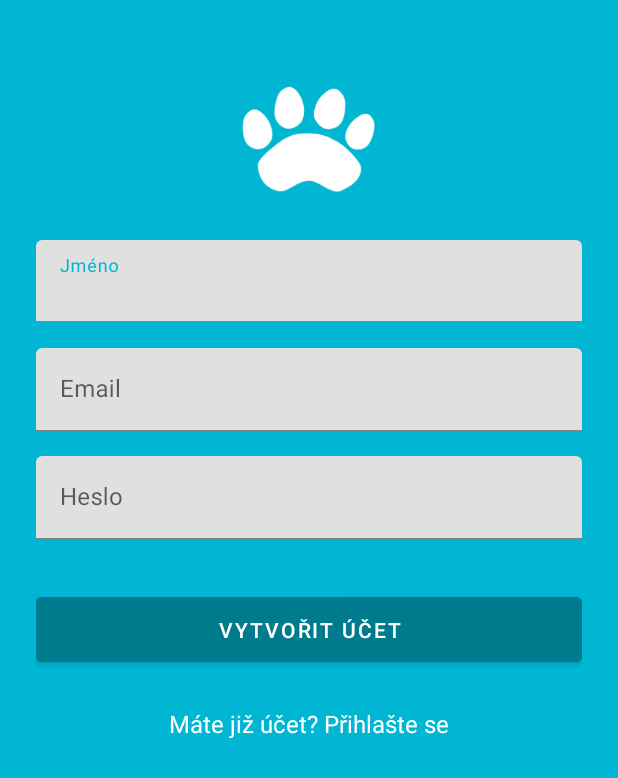
After one commit to DavidHerel/Tlappka, an Android app: the RegisterActivity screen opened directly, with no data from a screen before it, on a phone screen of 412 x 824 dp. The commit adds this screen. Shown: the top 778 px of the screen. Run offline under Robolectric (Android 15) with nearby library versions, the phone set to English and light mode, and no system bars.

Commit message:
Added login and registration activities

```diff
--- a/src/app/build.gradle
+++ b/src/app/build.gradle
@@ -42,4 +42,6 @@ dependencies {
 
     // Material Design
     implementation 'com.google.android.material:material:1.2.0-alpha01'
+
+    implementation 'com.google.android.gms:play-services-auth:18.0.0'
 }
--- a/src/app/src/main/AndroidManifest.xml
+++ b/src/app/src/main/AndroidManifest.xml
@@ -9,7 +9,9 @@
         android:roundIcon="@mipmap/ic_launcher_round"
         android:supportsRtl="true"
         android:theme="@style/AppTheme">
-        <activity android:name=".login.LoginActivity"></activity>
+        <activity android:name=".login.RegisterActivity"></activity>
+        <activity android:name=".login.SignInActivity" />
+        <activity android:name=".login.LoginActivity" />
         <activity android:name=".onboarding.SplashActivity">
             <intent-filter>
                 <action android:name="android.intent.action.MAIN" />
--- a/src/app/src/main/java/cz/cvut/fel/tlappka/onboarding/OnboardingAdapter.kt
+++ b/src/app/src/main/java/cz/cvut/fel/tlappka/onboarding/OnboardingAdapter.kt
@@ -8,6 +8,9 @@ import android.widget.TextView
 import androidx.recyclerview.widget.RecyclerView
 import cz.cvut.fel.tlappka.R
 
+/**
+ * We need adapter which shows onboarding items corectly
+ */
 class OnboardingAdapter(val onboardingItems: List<OnboardingItem>) : RecyclerView.Adapter<OnboardingAdapter.OnboardingViewHolder>() {
 
     override fun onCreateViewHolder(parent: ViewGroup, viewType: Int): OnboardingViewHolder {
--- a/src/app/src/main/java/cz/cvut/fel/tlappka/onboarding/OnboardingItem.kt
+++ b/src/app/src/main/java/cz/cvut/fel/tlappka/onboarding/OnboardingItem.kt
@@ -1,5 +1,8 @@
 package cz.cvut.fel.tlappka.onboarding
 
+/*
+Data class which holds image,title and description of each onboarding tab
+ */
 class OnboardingItem{
     var image: Int = 0;
     var title: String = "";
--- a/src/app/src/main/java/cz/cvut/fel/tlappka/onboarding/SplashActivity.kt
+++ b/src/app/src/main/java/cz/cvut/fel/tlappka/onboarding/SplashActivity.kt
@@ -6,9 +6,13 @@ import android.os.Bundle
 import android.os.Handler
 import cz.cvut.fel.tlappka.R
 
+/*
+Splash activity which shows Tlappka intro to user
+Nowadays it last under 1 sec (1 sec was too long IMHO)
+ */
 class SplashActivity : AppCompatActivity() {
     // This is the loading time of the splash screen
-    private val SPLASH_TIME_OUT:Long = 3000 // 1 sec
+    private val SPLASH_TIME_OUT:Long = 2000 // 3000 = 1 sec
 
     override fun onCreate(savedInstanceState: Bundle?) {
         super.onCreate(savedInstanceState)
--- a/src/app/src/main/res/layout/activity_login.xml
+++ b/src/app/src/main/res/layout/activity_login.xml
@@ -45,6 +45,7 @@
  />
 
     <com.google.android.material.button.MaterialButton
+        android:id="@+id/registerButton"
         android:layout_width="match_parent"
         android:layout_height="60dp"
         app:layout_constraintEnd_toEndOf="parent"
--- a/src/app/src/main/res/layout/activity_main.xml
+++ b/src/app/src/main/res/layout/activity_main.xml
@@ -9,7 +9,8 @@
     <TextView
         android:layout_width="wrap_content"
         android:layout_height="wrap_content"
-        android:text="Hello World!"
+        android:text="Hlavní obrazovka.\n
+         Uživatel přihlášen a může používat appku :)"
         app:layout_constraintBottom_toBottomOf="parent"
         app:layout_constraintLeft_toLeftOf="parent"
         app:layout_constraintRight_toRightOf="parent"
--- /dev/null
+++ b/src/app/src/main/res/layout/activity_register.xml
@@ -0,0 +1,85 @@
+<?xml version="1.0" encoding="utf-8"?>
+<ScrollView
+    xmlns:android="http://schemas.android.com/apk/res/android"
+    xmlns:app="http://schemas.android.com/apk/res-auto"
+    xmlns:tools="http://schemas.android.com/tools"
+    android:layout_width="match_parent"
+    android:layout_height="match_parent"
+    android:background="@color/colorPrimary"
+    tools:context=".login.RegisterActivity">
+
+    <LinearLayout
+        android:orientation="vertical"
+        android:layout_width="match_parent"
+        android:layout_height="wrap_content"
+        android:paddingTop="56dp"
+        android:paddingLeft="24dp"
+        android:paddingRight="24dp">
+
+        <ImageView android:src="@drawable/logo"
+            android:layout_width="wrap_content"
+            android:layout_height="72dp"
+            android:layout_marginBottom="24dp"
+            android:layout_gravity="center_horizontal" />
+
+        <!--  Name Label -->
+        <com.google.android.material.textfield.TextInputLayout
+            android:layout_width="match_parent"
+            android:layout_height="wrap_content"
+            android:layout_marginTop="8dp"
+            android:layout_marginBottom="8dp">
+            <com.google.android.material.textfield.TextInputEditText android:id="@+id/input_name_register"
+                android:layout_width="match_parent"
+                android:layout_height="wrap_content"
+                android:inputType="textCapWords"
+                android:hint="@string/activity_name_text" />
+        </com.google.android.material.textfield.TextInputLayout>
+
+        <!-- Email Label -->
+        <com.google.android.material.textfield.TextInputLayout
+            android:layout_width="match_parent"
+            android:layout_height="wrap_content"
+            android:layout_marginTop="8dp"
+            android:layout_marginBottom="8dp">
+            <com.google.android.material.textfield.TextInputEditText android:id="@+id/input_email_register"
+                android:layout_width="match_parent"
+                android:layout_height="wrap_content"
+                android:inputType="textEmailAddress"
+                android:hint="@string/activity_email_text" />
+        </com.google.android.material.textfield.TextInputLayout>
+
+        <!-- Password Label -->
+        <com.google.android.material.textfield.TextInputLayout
+            android:layout_width="match_parent"
+            android:layout_height="wrap_content"
+            android:layout_marginTop="8dp"
+            android:layout_marginBottom="8dp">
+            <com.google.android.material.textfield.TextInputEditText android:id="@+id/input_password_register"
+                android:layout_width="match_parent"
+                android:layout_height="wrap_content"
+                android:inputType="textPassword"
+                android:hint="@string/activity_password_text"/>
+        </com.google.android.material.textfield.TextInputLayout>
+
+        <!-- Signup Button -->
+        <com.google.android.material.button.MaterialButton
+            android:id="@+id/btn_register"
+            android:layout_width="fill_parent"
+            android:layout_height="wrap_content"
+            android:backgroundTint="@color/colorPrimaryDark"
+            android:layout_marginTop="24dp"
+            android:layout_marginBottom="24dp"
+            android:padding="12dp"
+            android:text="@string/activity_signin_noacc"/>
+
+        <TextView android:id="@+id/link_login"
+            android:layout_width="fill_parent"
+            android:layout_height="wrap_content"
+            android:layout_marginBottom="24dp"
+            android:textColor="@color/colorTextPrimary"
+            android:text="@string/activity_register_noacc"
+            android:gravity="center"
+            android:textSize="16dip"/>
+
+    </LinearLayout>
+</ScrollView>
--- a/src/app/src/main/res/values/strings.xml
+++ b/src/app/src/main/res/values/strings.xml
@@ -21,8 +21,17 @@ A SVÉ MAZLÍČKY</string>
 
     <string name="activity_singup_text">Přihlášení</string>
     <string name="activity_register_text">Registrace</string>
-    <string name="prompt_email">Email</string>
-    <string name="prompt_password">Password</string>
+    <string name="activity_signin_button">Přihlásit se</string>
+    <string name="activity_signin_noacc">Vytvořit účet</string>
+    <string name="activity_register_noacc">Máte již účet? Přihlašte se</string>
+    <string name="activity_name_text">Jméno</string>
+    <string name="activity_email_text">Email</string>
+    <string name="activity_password_text">Heslo</string>
+    <string name="activity_email_text_error">Zadejte validní emailovou adresu</string>
+    <string name="activity_password_text_error">Heslo musí mít minimální délku 4</string>
+    <string name="activity_name_text_error">Jméno musí mít minimální délku 3</string>
+
+
     <string name="action_sign_in">Sign in or register</string>
     <string name="action_sign_in_short">Sign in</string>
     <string name="welcome">"Welcome !"</string>
```
Also changed, not shown: src/app/src/main/java/cz/cvut/fel/tlappka/login/LoginActivity.kt (+25 -0 lines), src/app/src/main/java/cz/cvut/fel/tlappka/login/RegisterActivity.kt (added, +148 -0 lines), src/app/src/main/java/cz/cvut/fel/tlappka/login/SignInActivity.kt (added, +166 -0 lines), src/app/src/main/java/cz/cvut/fel/tlappka/onboarding/OnboardingActivity.kt (+25 -0 lines), src/app/src/main/res/layout/activity_sign_in.xml (added, +75 -0 lines), 1 other file.
